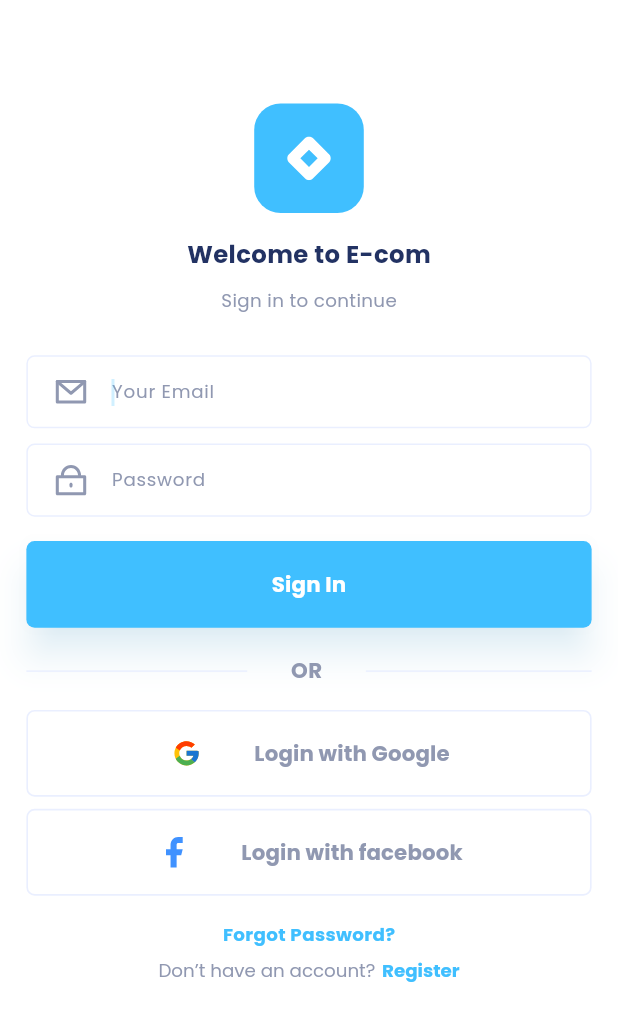
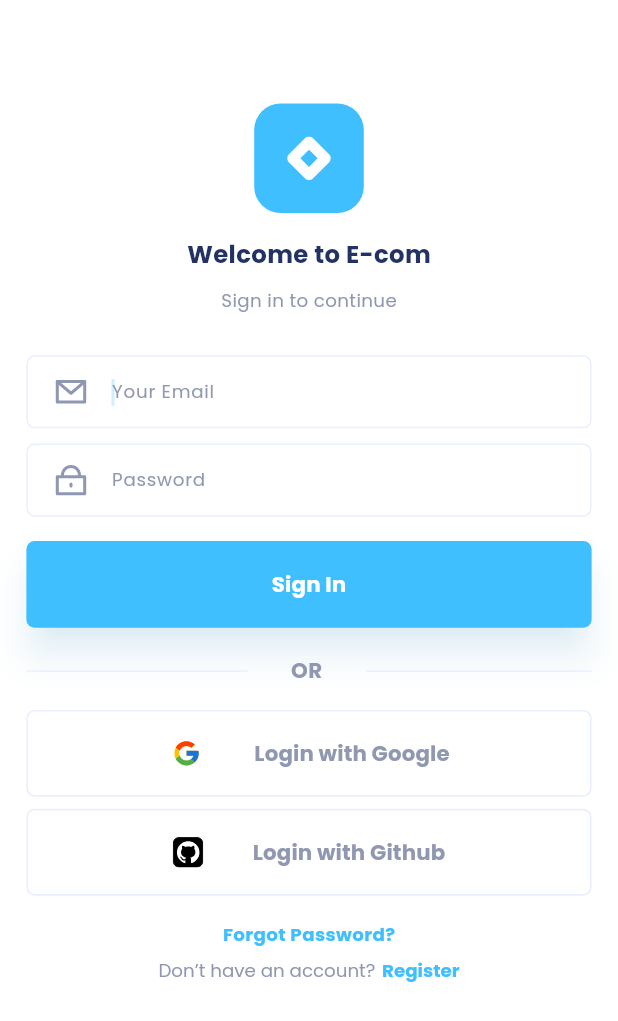
Before and after one commit to anxbt/Dhiwise_Ecom_Flutter, a Flutter app: the screen it shows after launch, after a tap on "Sign In", on a phone screen of 412 x 824 dp. Shown: the top 1021 px of the screen. Run offline on Flutter 3.47's test engine with Material 3 defaults, Android fonts, the phone set to English and light mode, and no system bars; our stand-ins replace cached_network_image, carousel_slider, firebase_auth, firebase_core, flutter_rating_bar, flutter_svg and 3 more; missing offline and left inert: another_stepper; accounts and stored records are empty.

```diff
--- /dev/null
+++ b/devtools_options.yaml
@@ -0,0 +1 @@
+extensions:
--- a/lib/core/utils/image_constant.dart
+++ b/lib/core/utils/image_constant.dart
@@ -9,6 +9,8 @@ class ImageConstant {
   static String imgGoogleIcon = '$imagePath/img_google_icon.svg';
 
   static String imgFacebookIcon = '$imagePath/img_facebook_icon.svg';
+
+  static String imgGithubIcon = '$imagePath/github1.svg';
 
   // Product Detail images
   static String imgMoreIcon = '$imagePath/img_more_icon.svg';
--- a/lib/main.dart
+++ b/lib/main.dart
@@ -1,3 +1,6 @@
+import 'package:anubrat_s_application2/presentation/dashboard_page/dashboard_page.dart';
+import 'package:anubrat_s_application2/presentation/login_screen/login_screen.dart';
+import 'package:anubrat_s_application2/services/Shared_Preferences.dart';
 import 'package:flutter/material.dart';
 import 'package:flutter/services.dart';
 import 'package:flutter/scheduler.dart';
@@ -12,12 +15,22 @@ void main()async {
     DeviceOrientation.portraitUp,
   ]);
 
-  ///Please update theme as per your need if required.
+  // Check login status
+  final isLoggedIn = await SharedPref.getLoginStatus();
+  print(isLoggedIn);
+
+
+  // Update theme (adjust as needed)
   ThemeHelper().changeTheme('primary');
-  runApp(MyApp());
+
+
+  runApp(MyApp(isLoggedIn: isLoggedIn));
 }
+class MyApp extends StatelessWidget {
 
-class MyApp extends StatelessWidget {
+  final bool isLoggedIn;
+  const MyApp({Key? key, required this.isLoggedIn}) : super(key: key);
+
   @override
   Widget build(BuildContext context) {
     return Sizer(
@@ -28,6 +41,7 @@ class MyApp extends StatelessWidget {
           debugShowCheckedModeBanner: false,
           initialRoute: AppRoutes.splashScreen,
           routes: AppRoutes.routes,
+          home: isLoggedIn ? DashboardPage() : LoginScreen(),
         );
       },
     );
--- a/lib/presentation/login_screen/login_screen.dart
+++ b/lib/presentation/login_screen/login_screen.dart
@@ -5,6 +5,13 @@ import 'package:anubrat_s_application2/widgets/custom_elevated_button.dart';
 import 'package:anubrat_s_application2/widgets/custom_outlined_button.dart';
 import 'package:flutter/material.dart';
 import 'package:anubrat_s_application2/core/app_export.dart';
+import 'package:firebase_auth/firebase_auth.dart';
+import 'package:shared_preferences/shared_preferences.dart';
+import '../../services/Shared_Preferences.dart';
+import 'forgot_password.dart';
+import "../splash_screen/splash_screen.dart";
+
+final FirebaseAuth _auth = FirebaseAuth.instance;
 
 // ignore_for_file: must_be_immutable
 class LoginScreen extends StatelessWidget {
@@ -25,7 +32,10 @@ class LoginScreen extends StatelessWidget {
                 width: SizeUtils.width,
                 child: SingleChildScrollView(
                     padding: EdgeInsets.only(
-                        bottom: MediaQuery.of(context).viewInsets.bottom),
+                        bottom: MediaQuery
+                            .of(context)
+                            .viewInsets
+                            .bottom),
                     child: Form(
                         key: _formKey,
                         child: Container(
@@ -47,7 +57,7 @@ class LoginScreen extends StatelessWidget {
                                           height: 24.adaptSize,
                                           width: 24.adaptSize)),
                                   prefixConstraints:
-                                      BoxConstraints(maxHeight: 48.v),
+                                  BoxConstraints(maxHeight: 48.v),
                                   contentPadding: EdgeInsets.only(
                                       top: 15.v, right: 30.h, bottom: 15.v)),
                               SizedBox(height: 10.v),
@@ -64,24 +74,41 @@ class LoginScreen extends StatelessWidget {
                                           height: 24.adaptSize,
                                           width: 24.adaptSize)),
                                   prefixConstraints:
-                                      BoxConstraints(maxHeight: 48.v),
+                                  BoxConstraints(maxHeight: 48.v),
                                   obscureText: true,
                                   contentPadding: EdgeInsets.only(
                                       top: 15.v, right: 30.h, bottom: 15.v)),
                               SizedBox(height: 16.v),
-                              CustomElevatedButton(text: "Sign In"),
+                              CustomElevatedButton(
+                                text: "Sign In",
+                                onPressed: () {
+                                  onTapSignIn(context);
+                                },
+                              ),
                               SizedBox(height: 18.v),
                               _buildOrLine(context),
                               SizedBox(height: 16.v),
                               _buildSocialAuthentication(context),
                               SizedBox(height: 17.v),
-                              Text("Forgot Password?",
-                                  style: CustomTextStyles.labelLargePrimary),
+
+                              GestureDetector(
+                                onTap: () {
+                                  Navigator.push(context,
+                                    MaterialPageRoute(builder: (context) {
+                                      return forgotpassword.forgotPassword();
+                                    },
+                                    ),
+                                  );
+                                },
+                                  child: Text("Forgot Password?",
+                                    style: CustomTextStyles.labelLargePrimary
+                                   ),
+                              ),
                               SizedBox(height: 7.v),
                               GestureDetector(
                                   onTap: () {
-                                    onTapTxtDonthaveanaccount(context);
-                                  },
+                                     onTapTxtDonthaveanaccount(context);},
+
                                   child: RichText(
                                       text: TextSpan(children: [
                                         TextSpan(
@@ -142,13 +169,13 @@ class LoginScreen extends StatelessWidget {
                   width: 24.adaptSize))),
       SizedBox(height: 8.v),
       CustomOutlinedButton(
-          text: "Login with facebook",
+          text: "Login with Github",
           leftIcon: Container(
             margin: EdgeInsets.only(right: 30.h),
             child: CustomImageView(
-                imagePath: ImageConstant.imgFacebookIcon,
+                imagePath: ImageConstant.imgGithubIcon,
                 height: 24.adaptSize,
-                width: 24.adaptSize),
+                width: 20.adaptSize),
           ))
     ]);
   }
@@ -157,4 +184,54 @@ class LoginScreen extends StatelessWidget {
   onTapTxtDonthaveanaccount(BuildContext context) {
     Navigator.pushNamed(context, AppRoutes.registerScreen);
   }
+
+  onTapSignIn(BuildContext context) async {
+    print("hy");
+
+
+    var sharedPref =await SharedPreferences.getInstance();
+    sharedPref.setBool(SplashScreen.KEYLOGIN, true);
+
+    String email = emailController.text.trim();
+    String password = passwordController.text.trim();
+
+    if (email.isEmpty || password.isEmpty) {
+      // Show error message for empty fields
+      return;
+    }
+    try {
+      // Create user with email and password
+      final UserCredential userCredential = await _auth
+          .signInWithEmailAndPassword(
+        email: email,
+        password: password,
+      );
+
+      // Save login status in Shared Preferences
+      await SharedPref.saveLoginStatus(true);
+
+      // Handle successful registration (e.g., navigate to dashboard)
+      Navigator.pushNamed(context, AppRoutes.dashboardContainerScreen);
+    } on FirebaseAuthException catch (e) {
+      if (e.code == 'weak-password') {
+        print('The password provided is too weak.');
+        ScaffoldMessenger.of(context).showSnackBar(
+          SnackBar(
+            content: Text('$e.code'),
+          ),
+        );
+      } else if (e.code == 'email-already-in-use') {
+        ScaffoldMessenger.of(context).showSnackBar(
+          SnackBar(
+            content: Text('The account already exists for that email.'),
+          ),
+        );
+        Navigator.pushNamed(context, AppRoutes.loginScreen);
+        print('The account already exists for that email.');
+      }
+    } catch (e) {
+      print(e);
+    }
+  }
+
 }
--- /dev/null
+++ b/lib/services/Shared_Preferences.dart
@@ -0,0 +1,15 @@
+
+import 'package:shared_preferences/shared_preferences.dart';
+
+class SharedPref {
+  static Future<void> saveLoginStatus(bool isLoggedIn) async {
+    final prefs = await SharedPreferences.getInstance();
+    prefs.setBool('isLoggedIn', isLoggedIn);
+    print(isLoggedIn);
+  }
+
+  static Future<bool> getLoginStatus() async {
+    final prefs = await SharedPreferences.getInstance();
+    return prefs.getBool('isLoggedIn') ?? false; // Default to false if not set
+  }
+}
--- a/pubspec.yaml
+++ b/pubspec.yaml
@@ -17,6 +17,7 @@ dependencies:
   firebase_auth: ^4.17.7
   google_sign_in: ^6.2.1
   provider: ^6.1.2
+  shared_preferences: ^2.2.2
 dev_dependencies:
   flutter_test:
     sdk: flutter
```
Also changed, not shown: lib/presentation/splash_screen/splash_screen.dart (+46 -0 lines), lib/services/check_user.dart (added, +23 -0 lines), lib/services/lib/login_state.dart (added, +8 -0 lines), pubspec.lock, 1 other file.
